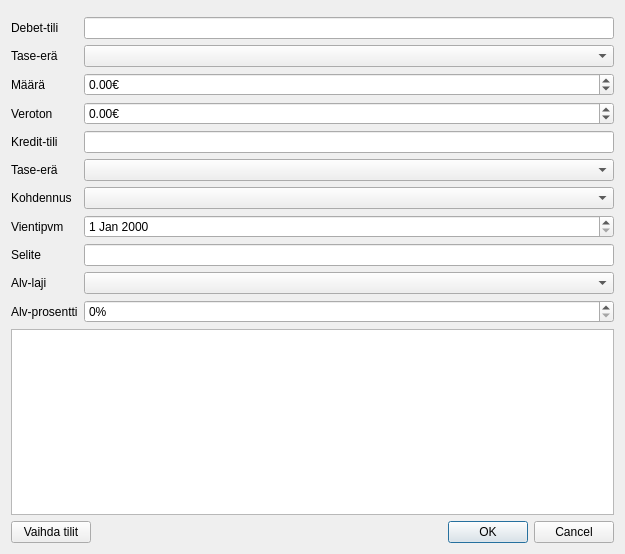
This is kitupiikki/kirjaus/kirjausapuridialog.ui in artoh/kitupiikki as Qt 5 draws it before an edit. The edited form follows.
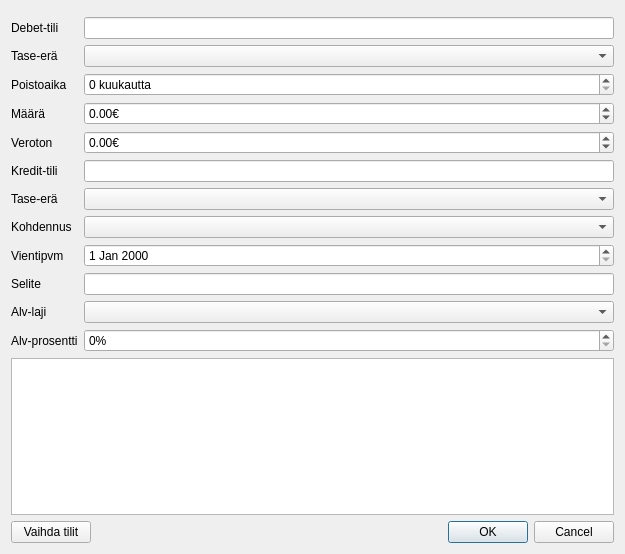
This is the edited form. Custom widgets are drawn as their Qt base class.

```diff
--- a/kitupiikki/kirjaus/kirjausapuridialog.ui
+++ b/kitupiikki/kirjaus/kirjausapuridialog.ui
@@ -42,7 +42,7 @@
      <item row="1" column="1">
       <widget class="QComboBox" name="taseEraCombo"/>
      </item>
-     <item row="2" column="0">
+     <item row="3" column="0">
       <widget class="QLabel" name="label_3">
        <property name="text">
         <string>Määrä</string>
@@ -52,7 +52,7 @@
        </property>
       </widget>
      </item>
-     <item row="2" column="1">
+     <item row="3" column="1">
       <widget class="QDoubleSpinBox" name="euroSpin">
        <property name="suffix">
         <string>€</string>
@@ -65,7 +65,7 @@
        </property>
       </widget>
      </item>
-     <item row="3" column="0">
+     <item row="4" column="0">
       <widget class="QLabel" name="nettoLabel">
        <property name="text">
         <string>Veroton</string>
@@ -75,7 +75,7 @@
        </property>
       </widget>
      </item>
-     <item row="3" column="1">
+     <item row="4" column="1">
       <widget class="QDoubleSpinBox" name="nettoSpin">
        <property name="suffix">
         <string>€</string>
@@ -91,7 +91,7 @@
        </property>
       </widget>
      </item>
-     <item row="4" column="0">
+     <item row="5" column="0">
       <widget class="QLabel" name="vastatiliLabel">
        <property name="text">
         <string>Kredit-tili</string>
@@ -101,10 +101,10 @@
        </property>
       </widget>
      </item>
-     <item row="4" column="1">
+     <item row="5" column="1">
       <widget class="TilinvalintaLine" name="vastatiliEdit"/>
      </item>
-     <item row="6" column="0">
+     <item row="7" column="0">
       <widget class="QLabel" name="kohdennusLabel">
        <property name="text">
         <string>Kohdennus</string>
@@ -114,10 +114,10 @@
        </property>
       </widget>
      </item>
-     <item row="6" column="1">
+     <item row="7" column="1">
       <widget class="QComboBox" name="kohdennusCombo"/>
      </item>
-     <item row="7" column="0">
+     <item row="8" column="0">
       <widget class="QLabel" name="label_6">
        <property name="text">
         <string>Vientipvm</string>
@@ -127,10 +127,10 @@
        </property>
       </widget>
      </item>
-     <item row="7" column="1">
+     <item row="8" column="1">
       <widget class="QDateEdit" name="pvmDate"/>
      </item>
-     <item row="8" column="0">
+     <item row="9" column="0">
       <widget class="QLabel" name="label_7">
        <property name="text">
         <string>Selite</string>
@@ -140,10 +140,10 @@
        </property>
       </widget>
      </item>
-     <item row="8" column="1">
+     <item row="9" column="1">
       <widget class="QLineEdit" name="seliteEdit"/>
      </item>
-     <item row="9" column="0">
+     <item row="10" column="0">
       <widget class="QLabel" name="alvlajiLabel">
        <property name="text">
         <string>Alv-laji</string>
@@ -153,10 +153,10 @@
        </property>
       </widget>
      </item>
-     <item row="9" column="1">
+     <item row="10" column="1">
       <widget class="QComboBox" name="alvCombo"/>
      </item>
-     <item row="10" column="0">
+     <item row="11" column="0">
       <widget class="QLabel" name="alvprossaLabel">
        <property name="text">
         <string>Alv-prosentti</string>
@@ -166,7 +166,7 @@
        </property>
       </widget>
      </item>
-     <item row="10" column="1">
+     <item row="11" column="1">
       <widget class="QSpinBox" name="alvSpin">
        <property name="suffix">
         <string>%</string>
@@ -176,16 +176,33 @@
        </property>
       </widget>
      </item>
-     <item row="5" column="0">
+     <item row="6" column="0">
       <widget class="QLabel" name="vastaTaseEraLabel">
        <property name="text">
         <string>Tase-erä</string>
        </property>
       </widget>
      </item>
-     <item row="5" column="1">
+     <item row="6" column="1">
       <widget class="QComboBox" name="vastaTaseEraCombo"/>
      </item>
+     <item row="2" column="0">
+      <widget class="QLabel" name="poistoLabel">
+       <property name="text">
+        <string>Poistoaika</string>
+       </property>
+      </widget>
+     </item>
+     <item row="2" column="1">
+      <widget class="QSpinBox" name="poistoSpin">
+       <property name="suffix">
+        <string> kuukautta</string>
+       </property>
+       <property name="maximum">
+        <number>1200</number>
+       </property>
+      </widget>
+     </item>
     </layout>
    </item>
    <item>
```
